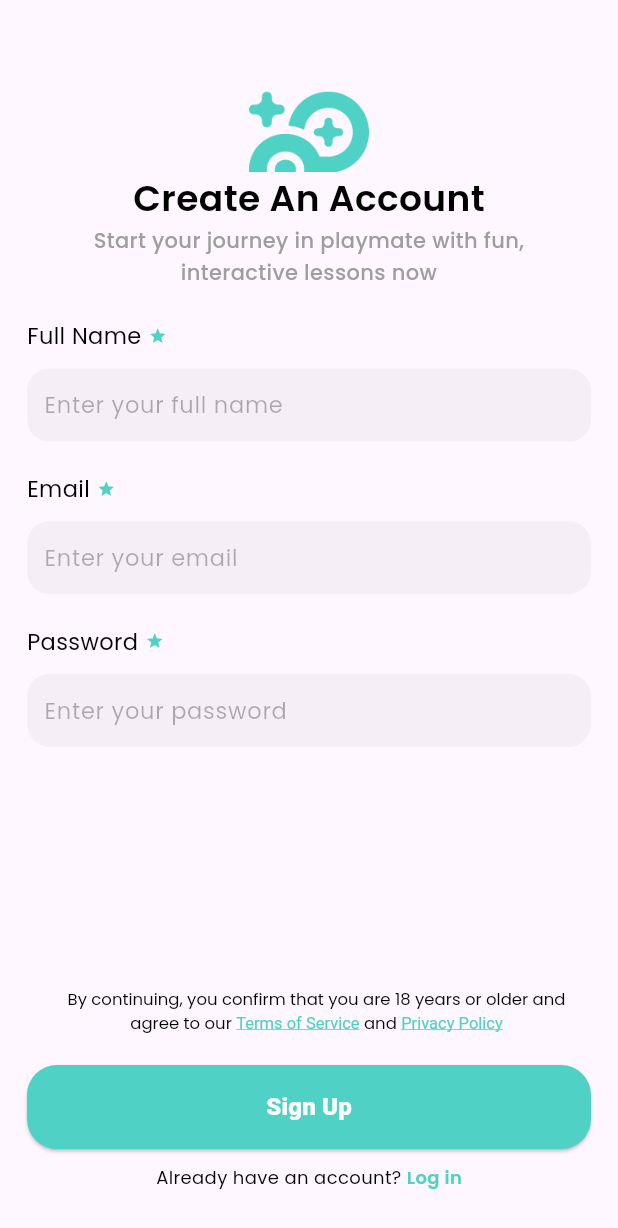
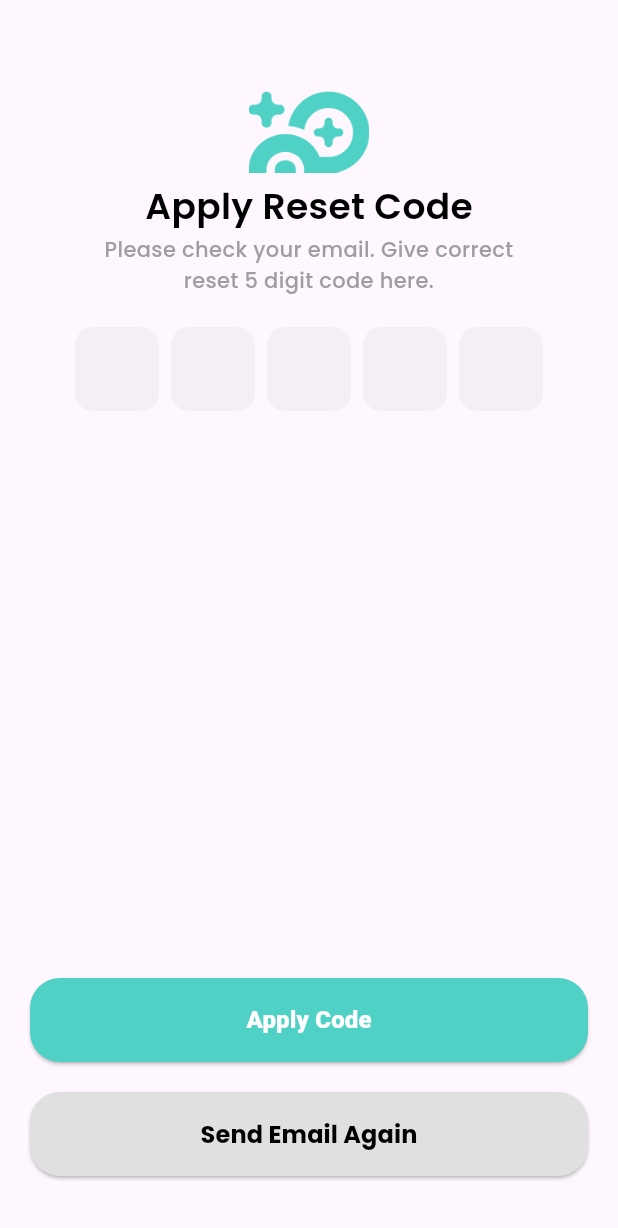
Before and after one commit to Tarikul-Islam-Shykat/epicboymoses, a Flutter app: the UserSignup screen opened directly, after a tap on "Sign Up", on a phone screen of 412 x 824 dp. Shown: the top 1228 px of the screen. Run offline on Flutter 3.47's test engine with Material 3 defaults, Android fonts, the phone set to English and light mode, and no system bars; drawn by our look-alikes of pinput; our stand-ins replace flutter_easyloading, flutter_screenutil, flutter_spinkit, fluttertoast, get, google_fonts and 2 more; accounts and stored records are empty.

Commit message:
Add PendingMeeting and UserSignupOtpVerificationScreen widgets
- Implement PendingMeeting widget for displaying meeting details and joining functionality.
- Create UserSignupOtpVerificationScreen for OTP verification during user signup.
- Integrate custom button and text styles for consistent UI.
- Add clipboard functionality for copying meeting links.
- Utilize Pinput package for OTP input fields.

```diff
--- a/lib/feature/auth/user_signup/user_signup.dart
+++ b/lib/feature/auth/user_signup/user_signup.dart
@@ -4,6 +4,7 @@ import 'package:epicboymoses/core/global_widegts/custom_text_field.dart';
 import 'package:epicboymoses/core/style/global_text_style.dart';
 import 'package:epicboymoses/feature/auth/login/view/login_view.dart';
 import 'package:epicboymoses/feature/auth/login/widget/privacy_text.dart';
+import 'package:epicboymoses/feature/auth/user_signup/user_signup_otp_verification_screen.dart';
 import 'package:flutter/material.dart';
 import 'package:get/get.dart';
 
@@ -54,7 +55,12 @@ class UserSignup extends StatelessWidget {
             Spacer(),
             CustomRichText(),
             const SizedBox(height: 20),
-            CustomButton(title: "Sign Up", onPressed: () {}),
+            CustomButton(
+              title: "Sign Up",
+              onPressed: () {
+                Get.to(() => UserSignupOtpVerificationScreen());
+              },
+            ),
             const SizedBox(height: 10),
             Row(
               mainAxisAlignment: MainAxisAlignment.center,
--- /dev/null
+++ b/lib/feature/auth/user_signup/user_signup_otp_verification_screen.dart
@@ -0,0 +1,96 @@
+import 'package:epicboymoses/core/global_widegts/custom_button.dart';
+import 'package:epicboymoses/core/style/global_text_style.dart';
+import 'package:flutter/material.dart';
+import 'package:pinput/pinput.dart';
+
+class UserSignupOtpVerificationScreen extends StatelessWidget {
+  const UserSignupOtpVerificationScreen({super.key});
+
+  @override
+  Widget build(BuildContext context) {
+    return Scaffold(
+      body: Padding(
+        padding: EdgeInsets.symmetric(horizontal: 20),
+        child: Column(
+          crossAxisAlignment: CrossAxisAlignment.center,
+          children: [
+            SizedBox(height: 60),
+            Image.asset("assets/icons/logo.png", height: 55),
+            SizedBox(height: 5),
+            Text(
+              "Apply Reset Code",
+              style: globalTextStyle(fontSize: 24, fontWeight: FontWeight.w600),
+            ),
+            Text(
+              "Please check your email. Give correct\nreset 5 digit code here.",
+              textAlign: TextAlign.center,
+              style: globalTextStyle(
+                fontSize: 14,
+                fontWeight: FontWeight.w500,
+                color: Colors.grey,
+              ),
+            ),
+            SizedBox(height: 20),
+            Pinput(
+              length: 5,
+              defaultPinTheme: PinTheme(
+                width: 56,
+                height: 56,
+                textStyle: globalTextStyle(
+                  fontSize: 20,
+                  fontWeight: FontWeight.bold,
+                ),
+                decoration: BoxDecoration(
+                  color: Color(0xff1E1E24).withValues(alpha: 0.04),
+                  borderRadius: BorderRadius.circular(12),
+                ),
+              ),
+              focusedPinTheme: PinTheme(
+                width: 56,
+                height: 56,
+                textStyle: globalTextStyle(
+                  fontSize: 20,
+                  fontWeight: FontWeight.bold,
+                ),
+                decoration: BoxDecoration(
+                  color: Color(0xff1E1E24).withValues(alpha: 0.04),
+                  borderRadius: BorderRadius.circular(12),
+                ),
+              ),
+              submittedPinTheme: PinTheme(
+                width: 56,
+                height: 56,
+                textStyle: globalTextStyle(
+                  fontSize: 20,
+                  fontWeight: FontWeight.bold,
+                ),
+                decoration: BoxDecoration(
+                  color: Colors.white.withValues(alpha: 0.04),
+                  borderRadius: BorderRadius.circular(12),
+                ),
+              ),
+              showCursor: true,
+              onCompleted: (value) {},
+            ),
+
+            Spacer(),
+
+            CustomButton(onPressed: () {}, title: 'Apply Code'),
+            SizedBox(height: 20),
+            CustomButton(
+              title: "Send Email Again",
+              onPressed: () {},
+              backgroundColor: Colors.grey.shade300,
+              textStyle: globalTextStyle(
+                fontSize: 16,
+                fontWeight: FontWeight.w700,
+                color: Colors.black,
+              ),
+            ),
+            SizedBox(height: 40),
+          ],
+        ),
+      ),
+    );
+  }
+}
--- a/pubspec.yaml
+++ b/pubspec.yaml
@@ -51,6 +51,7 @@ dependencies:
   dio: ^5.8.0+1
   flutter_spinkit: ^5.2.1
   pinput: ^5.0.1
+  url_launcher: ^6.3.1
 
 dev_dependencies:
   flutter_test:
```
Also changed, not shown: lib/feature/auth/cleaner_signup/view/pending_meeting.dart (added, +189 -0 lines), lib/feature/auth/cleaner_signup/view/time_select_view.dart (+31 -6 lines), assets/images/pending_meeting.png (added), pubspec.lock, 8 other files.
